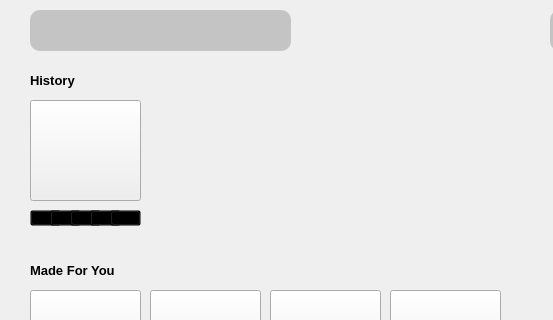
First picture: the form in homePageHis.ui, repository Monkey2580/AI-Final, before the edit; both pictures show x 0 to 553 and y 0 to 320 of the 800 by 600 pixel window.
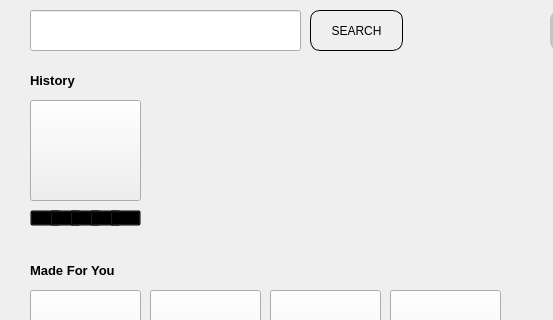
Second picture: the form after the edit. Icons and pictures are not drawn.

The edit to the form file:
```diff
--- a/homePageHis.ui
+++ b/homePageHis.ui
@@ -29,22 +29,7 @@
    <enum>Qt::LeftToRight</enum>
   </property>
   <widget class="QWidget" name="centralwidget">
-   <widget class="QLineEdit" name="search_input">
-    <property name="geometry">
-     <rect>
-      <x>30</x>
-      <y>10</y>
-      <width>261</width>
-      <height>41</height>
-     </rect>
-    </property>
-    <property name="styleSheet">
-     <string notr="true">border-radius:10px;
-background-color:#c4c4c4;
-</string>
-    </property>
-   </widget>
-   <widget class="QLabel" name="label">
+   <widget class="QLabel" name="username_label">
     <property name="geometry">
      <rect>
       <x>550</x>
@@ -122,28 +107,7 @@
      <string>Made For You</string>
     </property>
    </widget>
-   <widget class="QPushButton" name="pushButton_2">
-    <property name="geometry">
-     <rect>
-      <x>10</x>
-      <y>10</y>
-      <width>81</width>
-      <height>31</height>
-     </rect>
-    </property>
-    <property name="layoutDirection">
-     <enum>Qt::LeftToRight</enum>
-    </property>
-    <property name="styleSheet">
-     <string notr="true">
-border-radius:10px;
- image: url(D:/College Stuff/Semester 8/Artificial Intelligence/FinalAI/next.png);</string>
-    </property>
-    <property name="text">
-     <string/>
-    </property>
-   </widget>
-   <widget class="QPushButton" name="pushButton_3">
+   <widget class="QPushButton" name="history_btn">
     <property name="geometry">
      <rect>
       <x>30</x>
@@ -365,6 +329,33 @@
       <normaloff>emptyStar.png</normaloff>emptyStar.png</iconset>
     </property>
    </widget>
+   <widget class="QLineEdit" name="lineEdit_songSearch">
+    <property name="geometry">
+     <rect>
+      <x>30</x>
+      <y>10</y>
+      <width>271</width>
+      <height>41</height>
+     </rect>
+    </property>
+   </widget>
+   <widget class="QPushButton" name="search_btn">
+    <property name="geometry">
+     <rect>
+      <x>310</x>
+      <y>10</y>
+      <width>93</width>
+      <height>41</height>
+     </rect>
+    </property>
+    <property name="styleSheet">
+     <string notr="true">border:1px solid black;
+border-radius:10px;</string>
+    </property>
+    <property name="text">
+     <string>SEARCH</string>
+    </property>
+   </widget>
   </widget>
   <widget class="QMenuBar" name="menubar">
    <property name="geometry">
```
Left out of the diff: 20 changed lines with no effect on the pictures.
